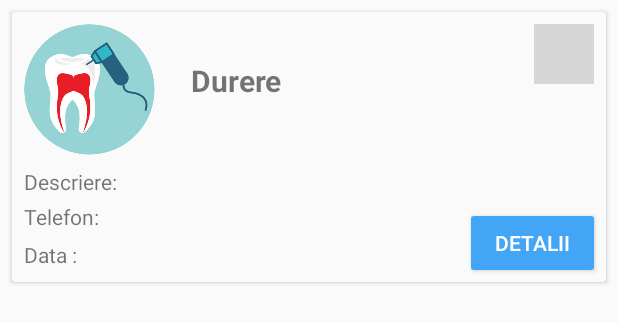
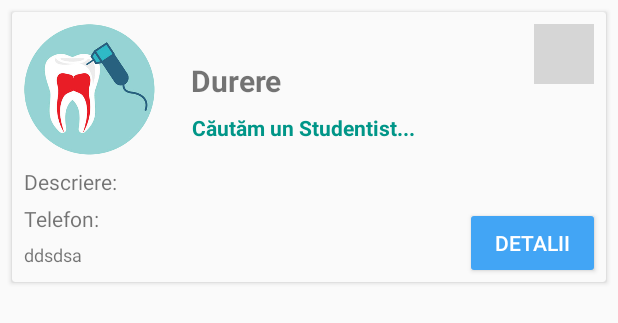
Before and after one commit to stefanblaga/Studentist, an Android app: the layout requestitemforpatient.xml on its own in the app's theme, with its tools: preview values and no code run, on a phone screen of 412 x 824 dp. Shown: the top 323 px of the screen. Run offline under Robolectric (Android 15) with nearby library versions, the phone set to English and light mode, and no system bars; grey boxes are pictures that could not be loaded.

Commit message:
Changed message dispalyed to patient for requests, modified patient request view for patient

```diff
--- a/app/src/main/java/PatientComponent/PatientRequestAdapter.java
+++ b/app/src/main/java/PatientComponent/PatientRequestAdapter.java
@@ -181,7 +181,6 @@ public class PatientRequestAdapter extends RecyclerView.Adapter<PatientRequestAd
             viewStudentWhoAppliedButton = (Button) itemView.findViewById(R.id.buttonStudentsWhoApplied);
             telTextView = (TextView) itemView.findViewById(R.id.patientRequestItemTelNrTextView);
             contextViewHolder = itemView.getContext();
-
         }
     }
 }
--- a/app/src/main/res/drawable-anydpi/ic_cancel.xml
+++ b/app/src/main/res/drawable-anydpi/ic_cancel.xml
@@ -4,6 +4,6 @@
         android:viewportWidth="24.0"
         android:viewportHeight="24.0">
     <path
-        android:fillColor="@color/redAlert"
+        android:fillColor="@color/colorAccent"
         android:pathData="M12,2C6.47,2 2,6.47 2,12s4.47,10 10,10 10,-4.47 10,-10S17.53,2 12,2zM17,15.59L15.59,17 12,13.41 8.41,17 7,15.59 10.59,12 7,8.41 8.41,7 12,10.59 15.59,7 17,8.41 13.41,12 17,15.59z"/>
 </vector>
--- a/app/src/main/res/layout/requestitemforpatient.xml
+++ b/app/src/main/res/layout/requestitemforpatient.xml
@@ -92,27 +92,17 @@
 
 
             <TextView
-                android:layout_width="wrap_content"
-                android:layout_height="20dp"
-                android:text="@string/data_label"
-                android:id="@+id/textView2"
-                app:layout_constraintBottom_toBottomOf="parent"
-                android:layout_marginBottom="8dp"
-                android:layout_marginLeft="8dp"
-                android:layout_marginStart="8dp"
-                app:layout_constraintLeft_toLeftOf="parent" />
-
-            <TextView
                 android:id="@+id/patientRequestItemDate"
                 android:layout_width="wrap_content"
                 android:layout_height="20dp"
                 android:layout_marginBottom="8dp"
-                android:layout_marginLeft="4dp"
-                android:layout_marginStart="4dp"
+                android:layout_marginStart="8dp"
+                android:layout_marginRight="8dp"
+                android:textSize="12sp"
                 android:gravity="center_vertical"
-                android:text=""
+                android:text="ddsdsa"
                 app:layout_constraintBottom_toBottomOf="parent"
-                app:layout_constraintLeft_toRightOf="@+id/textView2" />
+                app:layout_constraintStart_toStartOf="parent" />
 
 
             <Button
@@ -135,11 +125,13 @@
 
             <TextView
                 android:id="@+id/textViewRequestWaiting"
-                android:layout_width="wrap_content"
+                android:layout_width="150dp"
                 android:layout_height="wrap_content"
-                android:visibility="invisible"
+                android:visibility="visible"
                 android:text="@string/wait_for_student_request_label"
-                android:textColor="@color/alertColor"
+                android:gravity="center"
+                android:textStyle="bold"
+                android:textColor="@color/colorPrimaryDark"
                 android:layout_marginTop="8dp"
                 app:layout_constraintTop_toBottomOf="@+id/patientRequestItemType"
                 app:layout_constraintLeft_toRightOf="@+id/request_icon_description"
@@ -154,7 +146,8 @@
                 android:layout_height="wrap_content"
                 android:visibility="invisible"
                 android:text="@string/student_applied_label"
-                android:textColor="@color/greenCall"
+                android:textColor="@color/colorPrimaryDark"
+                android:textStyle="bold"
                 android:layout_marginTop="8dp"
                 app:layout_constraintTop_toBottomOf="@+id/patientRequestItemType"
                 app:layout_constraintLeft_toRightOf="@+id/request_icon_description"
@@ -165,19 +158,18 @@
             <TextView
                 android:id="@+id/textView11"
                 android:layout_width="54dp"
-                android:layout_height="17dp"
+                android:layout_height="20dp"
+                android:layout_marginBottom="4dp"
+                android:layout_marginLeft="8dp"
                 android:text="@string/request_phone_label"
-                android:layout_marginBottom="8dp"
-                app:layout_constraintBottom_toTopOf="@+id/textView2"
-                android:layout_marginLeft="8dp"
-                android:layout_marginStart="8dp"
+                app:layout_constraintBottom_toTopOf="@+id/patientRequestItemDate"
                 app:layout_constraintLeft_toLeftOf="parent" />
 
             <TextView
                 android:id="@+id/patientRequestItemTelNrTextView"
                 android:layout_width="wrap_content"
-                android:layout_height="17dp"
-                android:layout_marginBottom="8dp"
+                android:layout_height="20dp"
+                android:layout_marginBottom="4dp"
                 android:layout_marginLeft="4dp"
                 android:layout_marginStart="4dp"
                 android:text=""
--- a/app/src/main/res/values/colors.xml
+++ b/app/src/main/res/values/colors.xml
@@ -14,6 +14,7 @@
     <color name="alertColor">#EF5350</color>
     <color name="greenCall">#66BB6A</color>
     <color name="messageColor">#FFC107</color>
+    <color name="backgroungGrey">#ECEFF1</color>
     <color name="calmYellow">#c3b17e</color>
     <color name="amber">#FFC107</color>
 
--- a/app/src/main/res/values/strings.xml
+++ b/app/src/main/res/values/strings.xml
@@ -54,8 +54,8 @@
     <string name="city_name">Timisoara</string>
     <string name="yes_label">Da</string>
     <string name="no_label">Nu</string>
-    <string name="student_applied_label">Un student a aplicat !</string>
-    <string name="delete_request_label">Dorești să ștergi cererea ?</string>
+    <string name="student_applied_label">Am găsit un Studentist!</string>
+    <string name="delete_request_label">Dorești să ștergi cererea?</string>
     <string name="our_mission_label">- Misiunea noastră -</string>
     <string name="about_description">Să punem în contact studenții de la medicină dentară cu oamenii care doresc servicii medicale</string>
     <string name="about_disclaimer">Applicația \'Studentist\' nu oferă servicii medicale și nu își asumă nici o responsabilitate privind efectuarea acestor servicii</string>
@@ -78,7 +78,7 @@
     <string name="request_description_label">Descriere:</string>
     <string name="data_label">Data :</string>
     <string name="request_details_button_label">Detalii</string>
-    <string name="wait_for_student_request_label">Așteptăm un studentist...</string>
+    <string name="wait_for_student_request_label">Căutăm un Studentist...</string>
     <string name="request_phone_label">Telefon:</string>
     <string name="tell_more_about_label">Spune-ți părerea pe :</string>
     <string name="available_only_Tm">Disponibil momentan doar in Timișoara</string>
@@ -87,7 +87,7 @@
     <string name="howToPageDoneText">Terminat</string>
     <string name="howToPatientPageOneTitle">Bine ai venit !</string>
     <string name="howToPatientPageTwoTitle">Adauga o cerere</string>
-    <string name="howToPatientPageThreeTitle">Asteapta un studentist</string>
+    <string name="howToPatientPageThreeTitle">Asteaptă un studentist</string>
     <string name="howToPatientPageFourTitle">Nu uita !</string>
     <string name="howToStudentPageOneTitle">Bine ai venit !</string>
     <string name="howToStudentPageTwoTitle">Alege un pacient</string>
```
Also changed, not shown: app/src/main/java/com/mario22gmail/vasile/studentist/StartActivity.java (+3 -7 lines), app/src/main/res/layout/activity_patient_show_request_list.xml (+13 -6 lines).
